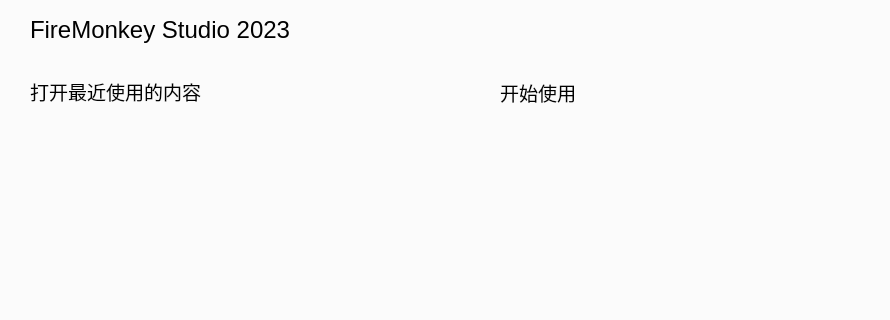
First picture: the form in IDE/Window/Form_New.ui, repository chineselixi/FireMonkeyStudio, before the edit; both pictures show x 0 to 890 and y 0 to 320 of the 890 by 600 pixel window.
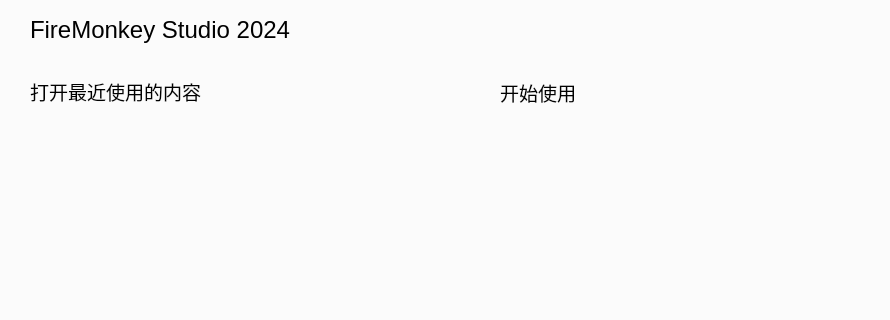
Second picture: the form after the edit. The open tabs and pages were chosen to show the change. Icons and pictures are not drawn. Custom widgets are drawn as their Qt base class.

Patch:
```diff
--- a/IDE/Window/Form_New.ui
+++ b/IDE/Window/Form_New.ui
@@ -146,7 +146,7 @@
             </font>
            </property>
            <property name="text">
-            <string>FireMonkey Studio 2023</string>
+            <string>FireMonkey Studio 2024</string>
            </property>
           </widget>
          </item>
```
Left out of the diff: 2 changed lines with no effect on the pictures.
